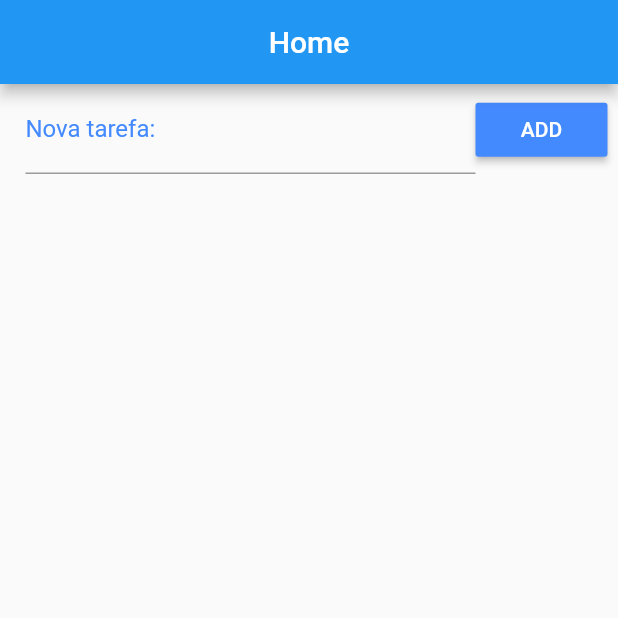
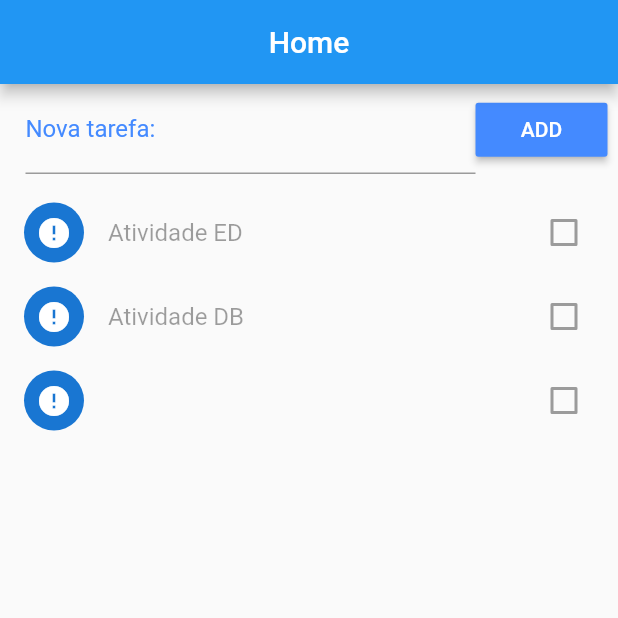
Before and after one commit to Francisco1030/task_list, a Flutter app: the screen it shows after launch, after a tap on "ADD", on a phone screen of 412 x 824 dp, the top half of it. Run offline on Flutter 3.47's test engine with Material 2 defaults, Android fonts, the phone set to English and light mode, and no system bars.

Commit message:
added CheckboxListTile;

```diff
--- a/lib/controller/home_controller.dart
+++ b/lib/controller/home_controller.dart
@@ -1,11 +1,23 @@
 import 'dart:convert';
 import 'dart:io';
+import 'package:flutter/material.dart';
 import 'package:list_task/model/task.dart';
 import 'package:path_provider/path_provider.dart';
 
 class HomeController {
 
-  List<Task> tasks = [];
+  final taskController = TextEditingController();
+
+  List<Task> tasks = [
+    Task(title: "Atividade ED", status: false),
+    Task(title: "Atividade DB", status: false)
+  ];
+
+  void add() {
+    tasks.add(Task(title: taskController.text, status: false));
+    taskController.text = "";
+    print(taskController.value.text);
+  }
 
   Future<File> getFile() async {
     final directory = await getApplicationDocumentsDirectory();
--- a/lib/pages/my_home_page.dart
+++ b/lib/pages/my_home_page.dart
@@ -1,16 +1,26 @@
 import 'package:flutter/cupertino.dart';
 import 'package:flutter/material.dart';
+import 'package:list_task/controller/home_controller.dart';
 
 class MyHomePage extends StatefulWidget {
   MyHomePage({Key key, this.title}) : super(key: key);
 
   final String title;
 
+  HomeController homeController = new HomeController();
+
   @override
   _MyHomePageState createState() => _MyHomePageState();
 }
 
 class _MyHomePageState extends State<MyHomePage> {
+
+  void addTask() {
+     setState(() {
+       widget.homeController.add();
+    });
+  }
+
   @override
   Widget build(BuildContext context) {
     return Scaffold(
@@ -27,6 +37,7 @@ class _MyHomePageState extends State<MyHomePage> {
                 children: <Widget>[
                   Expanded(
                     child: TextField(
+                      controller: widget.homeController.taskController,
                       decoration: InputDecoration(
                           labelText: "Nova tarefa: ",
                           labelStyle: TextStyle(color: Colors.blueAccent)),
@@ -36,10 +47,25 @@ class _MyHomePageState extends State<MyHomePage> {
                     color: Colors.blueAccent,
                     child: Text("ADD"),
                     textColor: Colors.white,
-                    onPressed: () {},
+                    onPressed: addTask,
                   )
                 ],
               ),
+            ),
+            Expanded(
+              child: ListView.builder(
+                  padding: EdgeInsets.only(top: 10.0),
+                  itemCount: widget.homeController.tasks.length,
+                  itemBuilder: (context, index) {
+                    return CheckboxListTile(
+                      title: Text(widget.homeController.tasks[index].title),
+                      value: widget.homeController.tasks[index].status,
+                      secondary: CircleAvatar(
+                        child: Icon(widget.homeController.tasks[index].status == true ?
+                        Icons.check : Icons.error),
+                        ),
+                    );
+                  }),
             )
           ],
         ),
```
